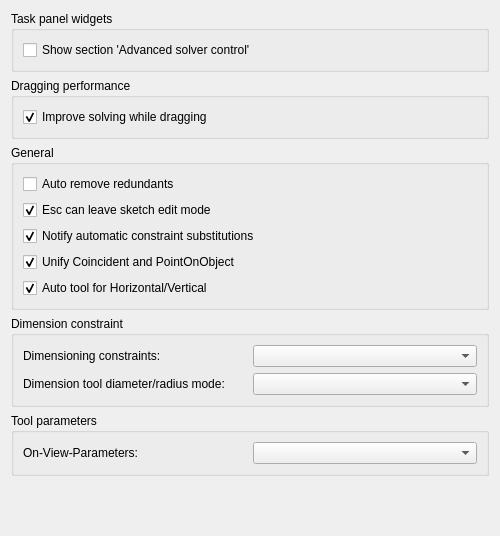
Before: the Qt Designer form src/Mod/Sketcher/Gui/SketcherSettings.ui in southseact-3d/fcd, drawn with Qt 5.
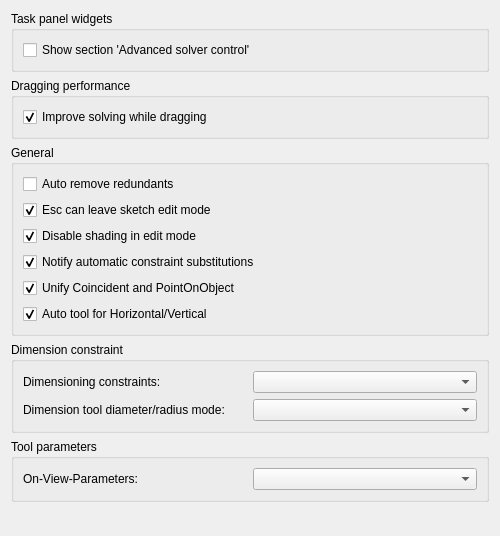
After: the same form once the commit is applied. Custom widgets are drawn as their Qt base class.

Commit message: Added preference for disabling shaded override draw style when entering sketch edit mode. Storing previous override draw style and applying it when leaving the sketch.

Diff of the .ui file:
```diff
--- a/src/Mod/Sketcher/Gui/SketcherSettings.ui
+++ b/src/Mod/Sketcher/Gui/SketcherSettings.ui
@@ -140,6 +140,25 @@
         </property>
        </widget>
       </item>
+      <item>
+       <widget class="Gui::PrefCheckBox" name="checkBoxDisableShading">
+        <property name="toolTip">
+         <string>Disables the shaded view when entering the sketch edit mode.</string>
+        </property>
+        <property name="text">
+         <string>Disable shading in edit mode</string>
+        </property>
+        <property name="checked">
+         <bool>true</bool>
+        </property>
+        <property name="prefEntry" stdset="1">
+         <cstring>DisableShadedView</cstring>
+        </property>
+        <property name="prefPath" stdset="1">
+         <cstring>Mod/Sketcher/General</cstring>
+        </property>
+       </widget>
+      </item>
       <item>
        <widget class="Gui::PrefCheckBox" name="checkBoxNotifyConstraintSubstitutions">
         <property name="toolTip">
```
The commit also changes 2 other files.
